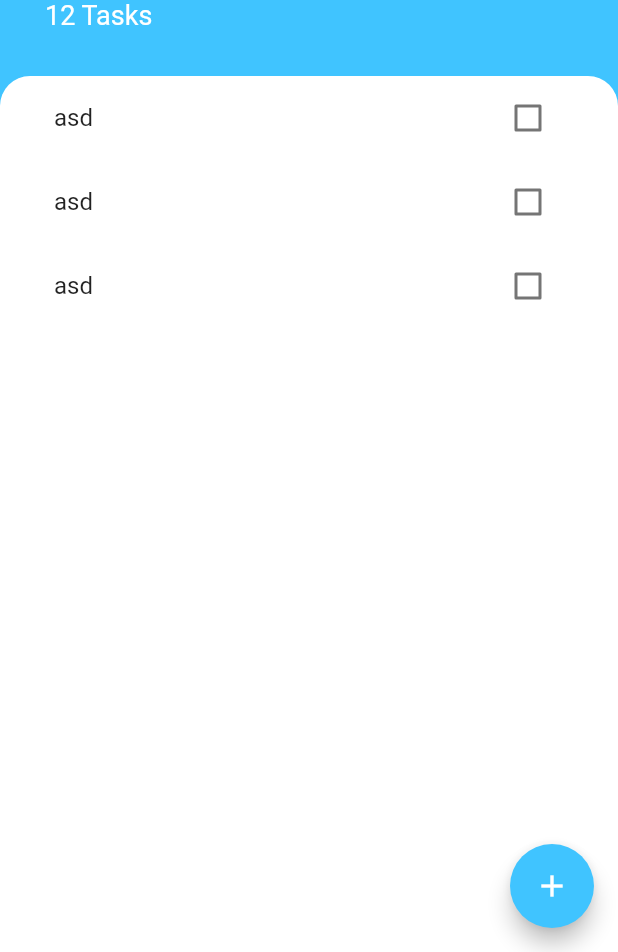
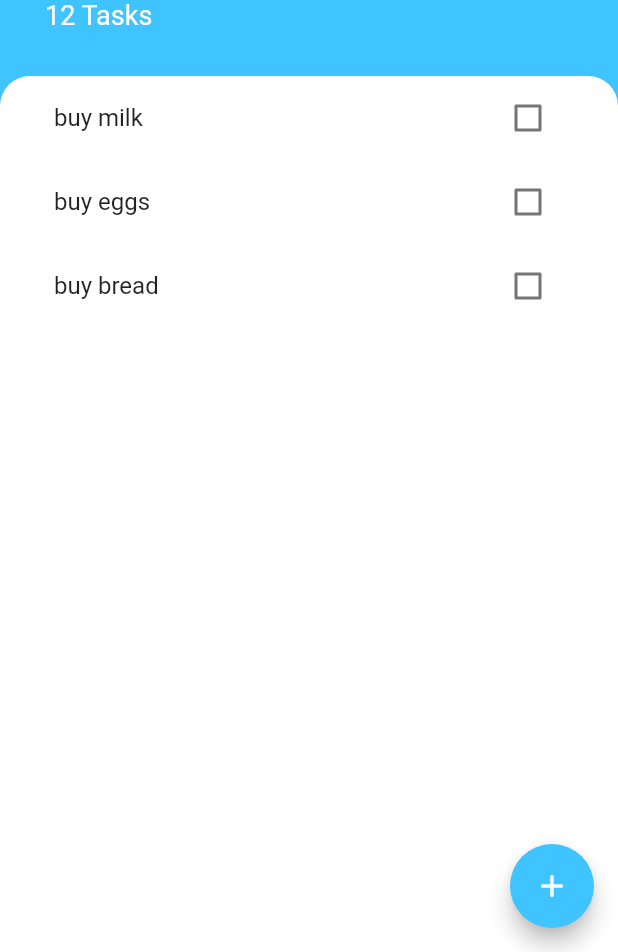
Before and after one commit to nurtugan/todoey-flutter, a Flutter app: the screen it shows after launch, on a phone screen of 412 x 824 dp, the part 284-1236 px from its top. Run offline on Flutter 3.47's test engine with Material 2 defaults, Android fonts, the phone set to English and light mode, and no system bars.

Commit message:
Working with ListView.builder

```diff
--- /dev/null
+++ b/lib/models/task.dart
@@ -0,0 +1,10 @@
+class Task {
+  Task({this.name, this.isDone = false});
+
+  final String name;
+  bool isDone;
+
+  void toggleDone() {
+    isDone = !isDone;
+  }
+}
--- a/lib/screens/add_task_screen.dart
+++ b/lib/screens/add_task_screen.dart
@@ -41,7 +41,7 @@ class AddTaskScreen extends StatelessWidget {
                     fontSize: 10,
                   ),
                 ),
-              )
+              ),
             ],
           ),
         ),
--- a/lib/widgets/task_tile.dart
+++ b/lib/widgets/task_tile.dart
@@ -1,13 +1,25 @@
 import 'package:flutter/material.dart';
 
 class TaskTile extends StatelessWidget {
+  TaskTile({this.isChecked, this.title, this.onChanged});
+
+  final bool isChecked;
+  final String title;
+  final Function onChanged;
+
   @override
   Widget build(BuildContext context) {
     return ListTile(
-      title: Text('asd'),
+      title: Text(
+        title,
+        style: TextStyle(
+          decoration: isChecked ? TextDecoration.lineThrough : null,
+        ),
+      ),
       trailing: Checkbox(
-        value: false,
-        onChanged: (bool value) {},
+        activeColor: Colors.lightBlueAccent,
+        value: isChecked,
+        onChanged: onChanged,
       ),
     );
   }
--- a/lib/widgets/tasks_list.dart
+++ b/lib/widgets/tasks_list.dart
@@ -1,15 +1,35 @@
 import 'package:flutter/material.dart';
+import 'package:todoey_flutter/models/task.dart';
 import 'package:todoey_flutter/widgets/task_tile.dart';
 
-class TasksList extends StatelessWidget {
+class TasksList extends StatefulWidget {
+  @override
+  _TasksListState createState() => _TasksListState();
+}
+
+class _TasksListState extends State<TasksList> {
+  List<Task> tasks = [
+    Task(name: 'buy milk'),
+    Task(name: 'buy eggs'),
+    Task(name: 'buy bread'),
+  ];
   @override
   Widget build(BuildContext context) {
-    return ListView(
-      children: [
-        TaskTile(),
-        TaskTile(),
-        TaskTile(),
-      ],
+    return ListView.builder(
+      itemBuilder: (context, index) {
+        return TaskTile(
+          title: tasks[index].name,
+          isChecked: tasks[index].isDone,
+          onChanged: (newValue) {
+            setState(
+              () {
+                tasks[index].toggleDone();
+              },
+            );
+          },
+        );
+      },
+      itemCount: tasks.length,
     );
   }
 }
```
